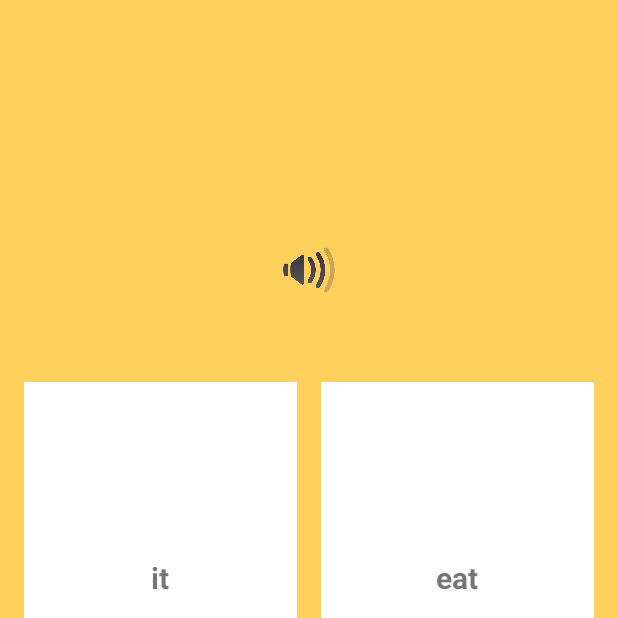
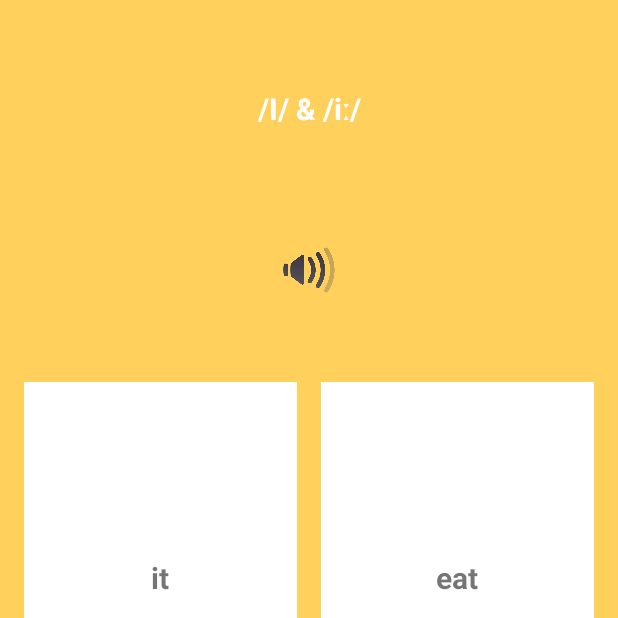
Before and after one commit to esdsag12/ESD_16.17.S2_Saturday_Afternoon_G12, an Android app: the PracticeChooseWord screen opened directly, with no data from a screen before it, on a phone screen of 412 x 824 dp, the top half of it. Run offline under Robolectric (Android 15) with nearby library versions, the phone set to English and light mode, and no system bars.

Commit message:
Duy Nguyễn: Merge code ParticeListen full

```diff
--- a/ESD/app/src/main/res/layout/activity_practice_listening.xml
+++ b/ESD/app/src/main/res/layout/activity_practice_listening.xml
@@ -9,18 +9,30 @@
     android:weightSum="8"
     tools:context="com.app.esd.esd.Activity.PracticeChooseWord">
 
+    <LinearLayout
+        android:layout_width="match_parent"
+        android:layout_height="0dp"
+        android:layout_marginTop="24dp"
+        android:layout_weight="1"
+        android:orientation="horizontal">
 
         <TextView
             android:id="@+id/txtv_listening"
             android:layout_width="match_parent"
-        android:layout_height="0dp"
-        android:layout_marginTop="24dp"
-        android:layout_weight="1"
+            android:layout_height="match_parent"
             android:gravity="center"
             android:textColor="@android:color/white"
             android:textSize="20sp"
             android:textStyle="bold"
             android:transitionName="vowelpair" />
+
+        <ImageView
+            android:layout_width="match_parent"
+            android:layout_height="match_parent"
+            android:id="@+id/img_reset"
+            android:layout_gravity="center"
+            android:src="@drawable/icon_reset" />
+    </LinearLayout>
 
     <ImageView
         android:id="@+id/imgSpeak"
@@ -38,10 +50,14 @@
         android:orientation="vertical"
         android:weightSum="4">
 
+        <RelativeLayout
+            android:layout_width="match_parent"
+            android:layout_height="0dp"
+            android:layout_weight="2">
+
             <LinearLayout
                 android:layout_width="match_parent"
-            android:layout_height="0dp"
-            android:layout_weight="2"
+                android:layout_height="match_parent"
                 android:orientation="horizontal"
                 android:weightSum="2">
 
@@ -85,6 +101,15 @@
                         android:textStyle="bold" />
                 </LinearLayout>
             </LinearLayout>
+
+            <TextView
+                android:id="@+id/tvVowelResult"
+                android:layout_width="wrap_content"
+                android:layout_height="wrap_content"
+                android:layout_centerInParent="true"
+                android:textColor="@color/white"
+                android:textSize="50sp" />
+        </RelativeLayout>
 
         <View
             android:layout_width="match_parent"
@@ -132,8 +157,8 @@
             android:layout_width="match_parent"
             android:layout_height="0dp"
             android:layout_weight="0.5"
+            android:orientation="horizontal"
             android:visibility="invisible"
-            android:orientation="horizontal"
             android:weightSum="2">
 
             <TextView
```
Also changed, not shown: ESD/app/src/main/java/com/app/esd/esd/Activity/PracticeChooseWord.java (+107 -25 lines). Lines whose indentation alone changed are shown as unchanged.
